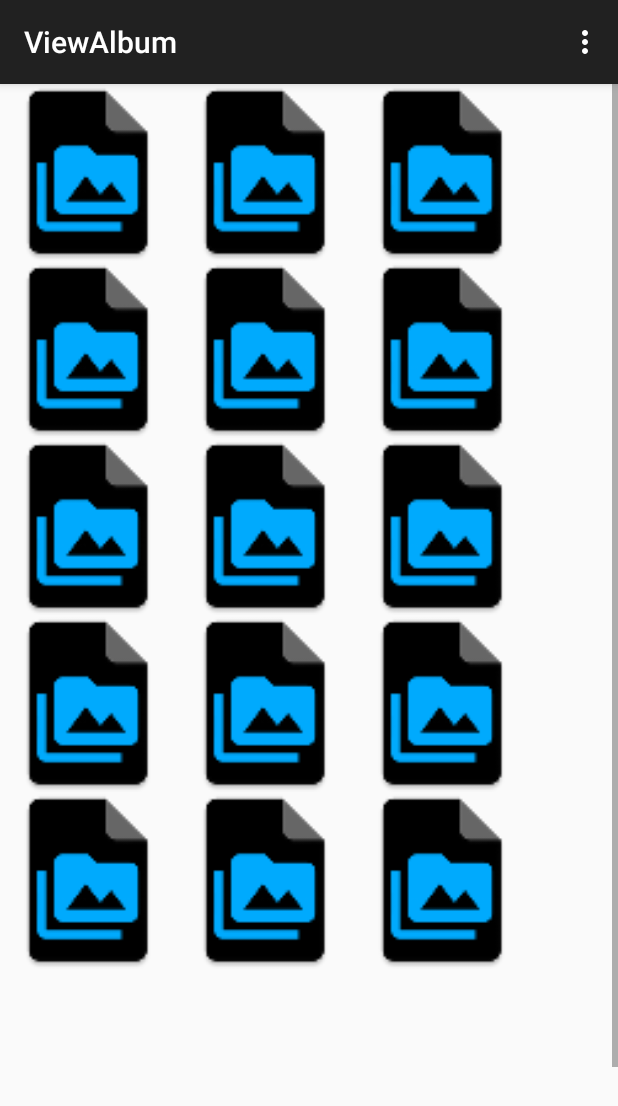
After one commit to rehfeldchris/cmpe277, an Android app: the ViewAlbum screen opened directly, with no data from a screen before it, on a phone screen of 412 x 824 dp. The commit adds this screen. Shown: the top 1106 px of the screen. Run offline under Robolectric (Android 15) with nearby library versions, the phone set to English and light mode, and no system bars.

Commit message:
Minor commit. Add album, user, data, friend models ViewAlbum activity

```diff
--- a/android/app/src/main/java/edu/cmpe277/teamgoat/photoapp/AlbumListFragment.java
+++ b/android/app/src/main/java/edu/cmpe277/teamgoat/photoapp/AlbumListFragment.java
@@ -94,7 +94,8 @@ public class AlbumListFragment extends ListFragment {
         }
 
         @Override
-        public View getView(int position, View convertView, ViewGroup parent) {
+        public View getView(int position, View convertView, ViewGroup parent)
+        {
 
             if (convertView == null)
                 convertView = getActivity().getLayoutInflater().inflate(
--- a/android/app/src/main/java/edu/cmpe277/teamgoat/photoapp/LayoutTest.java
+++ b/android/app/src/main/java/edu/cmpe277/teamgoat/photoapp/LayoutTest.java
@@ -24,7 +24,7 @@ public class LayoutTest extends Activity
     protected void onCreate(Bundle savedInstanceState) {
         super.onCreate(savedInstanceState);
 //        setContentView(R.layout.layout_fragment_container_album_item);
-//        setContentView(R.layout.layout_gridlayout_view_picture);
+//        setContentView(R.layout.layout_gridlayout_view_album);
 
         setContentView(R.layout.layout_drawerlayout);
 
--- a/android/app/src/main/java/edu/cmpe277/teamgoat/photoapp/MainActivity.java
+++ b/android/app/src/main/java/edu/cmpe277/teamgoat/photoapp/MainActivity.java
@@ -33,11 +33,6 @@ public class MainActivity extends Activity {
     @Override
     protected void onCreate(Bundle savedInstanceState) {
         super.onCreate(savedInstanceState);
-
-        /*** TESTING ***/
-        Intent i = new Intent(this,LayoutTest.class);
-        startActivity(i);
-        /***/
 
         FacebookSdk.sdkInitialize(getApplicationContext());
         setContentView(R.layout.activity_login);
--- /dev/null
+++ b/android/app/src/main/java/edu/cmpe277/teamgoat/photoapp/ViewAlbum.java
@@ -0,0 +1,66 @@
+package edu.cmpe277.teamgoat.photoapp;
+
+import android.support.v7.app.ActionBarActivity;
+import android.support.v4.app.Fragment;
+import android.os.Bundle;
+import android.view.LayoutInflater;
+import android.view.Menu;
+import android.view.MenuItem;
+import android.view.View;
+import android.view.ViewGroup;
+
+
+public class ViewAlbum extends ActionBarActivity {
+
+    @Override
+    protected void onCreate(Bundle savedInstanceState) {
+        super.onCreate(savedInstanceState);
+        setContentView(R.layout.activity_view_album);
+        if (savedInstanceState == null) {
+            getSupportFragmentManager().beginTransaction()
+                    .add(R.id.container, new PlaceholderFragment())
+                    .commit();
+        }
+    }
+
+
+    @Override
+    public boolean onCreateOptionsMenu(Menu menu) {
+        // Inflate the menu; this adds items to the action bar if it is present.
+        getMenuInflater().inflate(R.menu.menu_view_album, menu);
+        return true;
+    }
+
+    @Override
+    public boolean onOptionsItemSelected(MenuItem item) {
+        // Handle action bar item clicks here. The action bar will
+        // automatically handle clicks on the Home/Up button, so long
+        // as you specify a parent activity in AndroidManifest.xml.
+        int id = item.getItemId();
+
+        //noinspection SimplifiableIfStatement
+        if (id == R.id.action_settings) {
+            return true;
+        }
+
+        return super.onOptionsItemSelected(item);
+    }
+
+    /**
+     * A placeholder fragment containing a simple view.
+     */
+    public static class PlaceholderFragment extends Fragment {
+
+        public PlaceholderFragment()
+        {
+        }
+
+        @Override
+        public View onCreateView(LayoutInflater inflater, ViewGroup container,
+                                 Bundle savedInstanceState) {
+            View rootView = inflater.inflate(R.layout.layout_gridlayout_view_album, container, false);
+
+            return rootView;
+        }
+    }
+}
--- /dev/null
+++ b/android/app/src/main/res/layout/activity_view_album.xml
@@ -0,0 +1,4 @@
+<FrameLayout xmlns:android="http://schemas.android.com/apk/res/android"
+    xmlns:tools="http://schemas.android.com/tools" android:id="@+id/container"
+    android:layout_width="match_parent" android:layout_height="match_parent"
+    tools:context="edu.cmpe277.teamgoat.photoapp.ViewAlbum" tools:ignore="MergeRootFrame" />
--- /dev/null
+++ b/android/app/src/main/res/menu/menu_view_album.xml
@@ -0,0 +1,7 @@
+<menu xmlns:android="http://schemas.android.com/apk/res/android"
+    xmlns:app="http://schemas.android.com/apk/res-auto"
+    xmlns:tools="http://schemas.android.com/tools"
+    tools:context="edu.cmpe277.teamgoat.photoapp.ViewAlbum">
+    <item android:id="@+id/action_settings" android:title="@string/action_settings"
+        android:orderInCategory="100" app:showAsAction="never" />
+</menu>
--- /dev/null
+++ b/android/app/src/main/res/values-w820dp/dimens.xml
@@ -0,0 +1,6 @@
+<resources>
+    <!-- Example customization of dimensions originally defined in res/values/dimens.xml
+         (such as screen margins) for screens with more than 820dp of available width. This
+         would include 7" and 10" devices in landscape (~960dp and ~1280dp respectively). -->
+    <dimen name="activity_horizontal_margin">64dp</dimen>
+</resources>
--- a/android/app/src/main/res/values/strings.xml
+++ b/android/app/src/main/res/values/strings.xml
@@ -34,5 +34,6 @@
 
 <!-- TODO: Remove or change this placeholder text -->
     <string name="hello_blank_fragment">Hello blank fragment</string>
+    <string name="title_activity_view_album">ViewAlbum</string>
 
 </resources>
```
Also changed, not shown: android/app/src/main/AndroidManifest.xml (+25 -14 lines), android/app/src/main/java/edu/cmpe277/teamgoat/photoapp/model/Album.java (added, +65 -0 lines), android/app/src/main/java/edu/cmpe277/teamgoat/photoapp/model/DataCenter.java (added, +19 -0 lines), android/app/src/main/java/edu/cmpe277/teamgoat/photoapp/model/Friend.java (added, +23 -0 lines), android/app/src/main/java/edu/cmpe277/teamgoat/photoapp/model/Image.java (added, +97 -0 lines), android/app/src/main/java/edu/cmpe277/teamgoat/photoapp/model/User.java (added, +14 -0 lines), android/app/src/main/res/layout/layout_gridlayout_view_album.xml (renamed from android/app/src/main/res/layout/layout_gridlayout_view_picture.xml).
